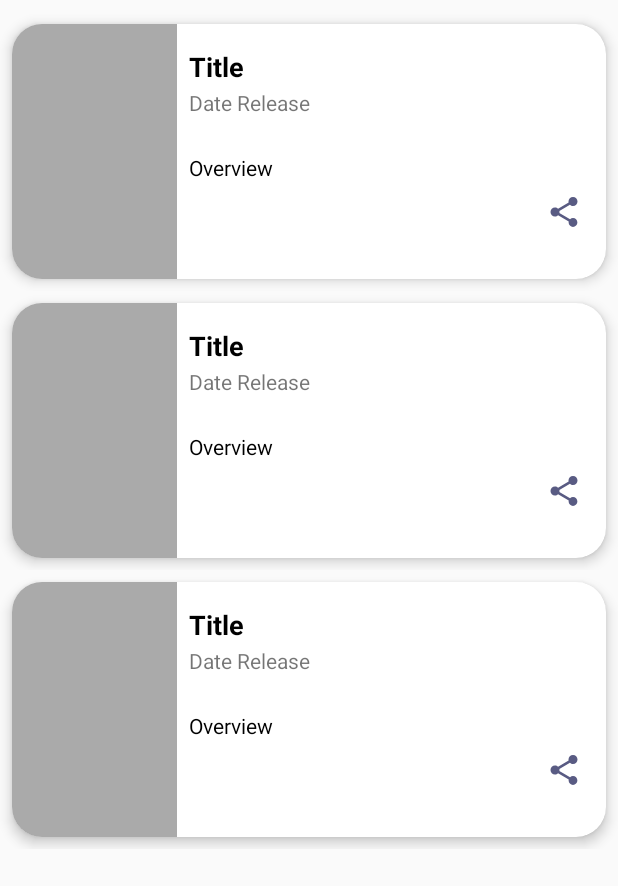
After one commit to hikizan/FinalSubJetpack, an Android app: the layout fragment_movies_favorite.xml on its own in the app's theme, with its tools: preview values and no code run, on a phone screen of 412 x 824 dp. The commit adds this screen. Shown: the top 886 px of the screen. Run offline under Robolectric (Android 15) with nearby library versions, the phone set to English and light mode, and no system bars.

Commit message:
Membuat tab layout untuk favorite tvshow dan movie

```diff
--- a/app/src/main/AndroidManifest.xml
+++ b/app/src/main/AndroidManifest.xml
@@ -10,6 +10,9 @@
         android:supportsRtl="true"
         android:theme="@style/AppTheme">
         <activity
+            android:name=".ui.favorite.FavoriteActivity"
+            android:exported="false" />
+        <activity
             android:name=".ui.detail.DetailActivity"
             android:label="@string/title_detail"
             android:parentActivityName=".ui.main.MainActivity"
@@ -18,7 +21,6 @@
                 android:name="android.support.PARENT_ACTIVITY"
                 android:value=".ui.main.MainActivity" />
         </activity>
-
         <activity
             android:name=".ui.splash.SplashActivity"
             android:theme="@style/SplashTheme">
--- /dev/null
+++ b/app/src/main/res/layout/fragment_movies_favorite.xml
@@ -0,0 +1,35 @@
+<?xml version="1.0" encoding="utf-8"?>
+<androidx.constraintlayout.widget.ConstraintLayout xmlns:android="http://schemas.android.com/apk/res/android"
+    xmlns:app="http://schemas.android.com/apk/res-auto"
+    xmlns:tools="http://schemas.android.com/tools"
+    android:layout_width="match_parent"
+    android:layout_height="match_parent"
+    tools:context=".ui.favorite.MoviesFavoriteFragment">
+
+    <androidx.recyclerview.widget.RecyclerView
+        android:id="@+id/rv_movies_favorite"
+        android:layout_width="0dp"
+        android:layout_height="0dp"
+        android:paddingTop="8dp"
+        android:paddingBottom="8dp"
+        app:layout_behavior="@string/appbar_scrolling_view_behavior"
+        app:layout_constraintBottom_toBottomOf="parent"
+        app:layout_constraintEnd_toEndOf="parent"
+        app:layout_constraintStart_toStartOf="parent"
+        app:layout_constraintTop_toTopOf="parent"
+        tools:listitem="@layout/item_row"/>
+
+    <ProgressBar
+        android:id="@+id/progress_bar"
+        style="?android:attr/progressBarStyle"
+        android:layout_width="wrap_content"
+        android:layout_height="wrap_content"
+        android:layout_margin="8dp"
+        android:visibility="gone"
+        app:layout_constraintBottom_toBottomOf="parent"
+        app:layout_constraintEnd_toEndOf="parent"
+        app:layout_constraintStart_toStartOf="parent"
+        app:layout_constraintTop_toTopOf="parent" />
+
+
+</androidx.constraintlayout.widget.ConstraintLayout>
--- a/app/src/main/res/values/strings.xml
+++ b/app/src/main/res/values/strings.xml
@@ -13,5 +13,7 @@
     <string name="title_detail">Detail Movies</string>
     <string name="title_share">Share the movie now</string>
     <string name="share">Hello, I have a movie recommendation, you can click on the link %s</string>
+    <!-- TODO: Remove or change this placeholder text -->
+    <string name="hello_blank_fragment">Hello blank fragment</string>
 
 </resources>
```
Also changed, not shown: app/src/main/java/com/hikizan/myapplication/adapter/SectionsPagerFavoriteAdapter.java (added, +48 -0 lines), app/src/main/java/com/hikizan/myapplication/ui/favorite/FavoriteActivity.java (added, +29 -0 lines), app/src/main/java/com/hikizan/myapplication/ui/favorite/MoviesFavoriteFragment.java (added, +21 -0 lines), app/src/main/java/com/hikizan/myapplication/ui/favorite/TvshowsFavoriteFragment.java (added, +21 -0 lines), app/src/main/res/drawable/ic_menu_favorite.xml (added, +10 -0 lines), app/src/main/res/layout/activity_favorite.xml (added, +23 -0 lines), app/src/main/res/layout/fragment_tvshows_favorite.xml (added, +34 -0 lines), app/src/main/res/menu/option_menu.xml (added, +9 -0 lines).
